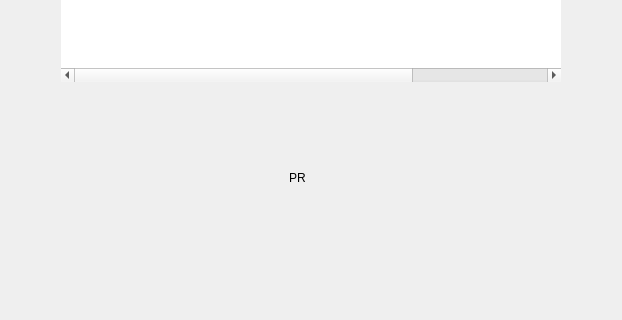
Old version of the form windows/e_outputs.ui in the repository 0xkobe/mwc-wallet; both pictures show x 0 to 622 and y 209 to 529 of the 622 by 529 pixel window.
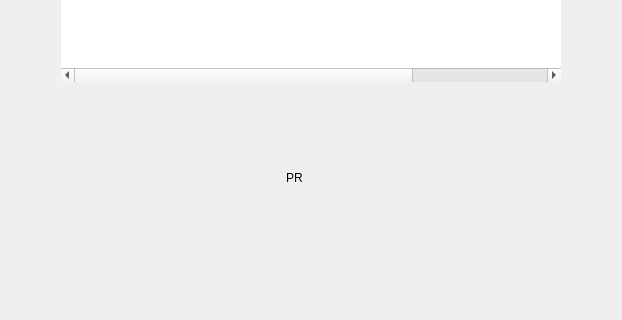
New version of the form. Custom widgets are drawn as their Qt base class.

```diff
--- a/windows/e_outputs.ui
+++ b/windows/e_outputs.ui
@@ -145,6 +145,9 @@
           </item>
           <item>
            <layout class="QHBoxLayout" name="horizontalLayout_2">
+            <property name="spacing">
+             <number>0</number>
+            </property>
             <item>
              <spacer name="horizontalSpacer_6">
               <property name="orientation">
@@ -162,14 +165,14 @@
              <widget class="control::MwcLabelProgress" name="progress">
               <property name="minimumSize">
                <size>
-                <width>45</width>
-                <height>45</height>
+                <width>50</width>
+                <height>50</height>
                </size>
               </property>
               <property name="maximumSize">
                <size>
-                <width>45</width>
-                <height>45</height>
+                <width>50</width>
+                <height>50</height>
                </size>
               </property>
               <property name="text">
@@ -241,16 +244,16 @@
   </layout>
  </widget>
  <customwidgets>
-  <customwidget>
-   <class>ListWithColumns</class>
-   <extends>QTableWidget</extends>
-   <header>control/listwithcolumns.h</header>
-  </customwidget>
   <customwidget>
    <class>control::MwcLabelProgress</class>
    <extends>QLabel</extends>
    <header>control/MwcLabelProgress.h</header>
   </customwidget>
+  <customwidget>
+   <class>ListWithColumns</class>
+   <extends>QTableWidget</extends>
+   <header>control/listwithcolumns.h</header>
+  </customwidget>
  </customwidgets>
  <resources/>
  <connections/>
```
Left out of the diff: 16 changed lines with no effect on the pictures.
